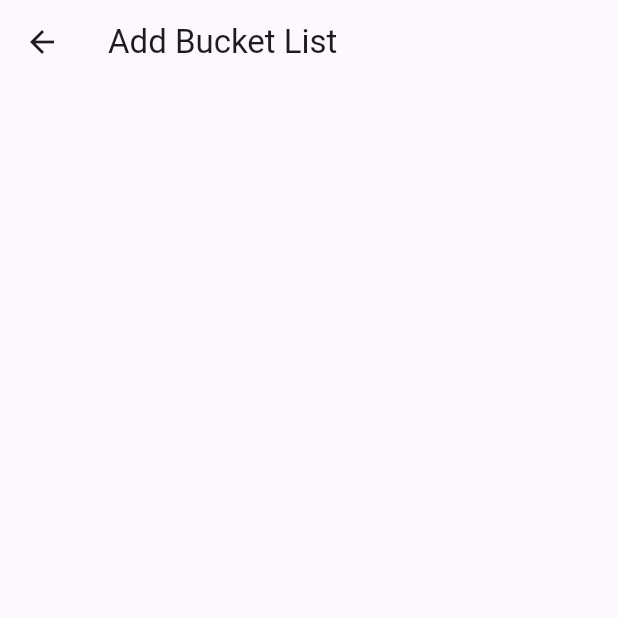
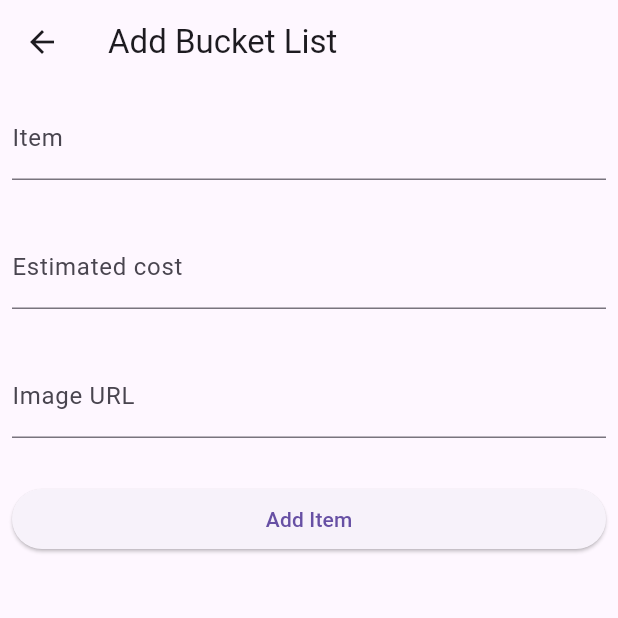
Before and after one commit to Clmokaya/bucket_list, a Flutter app: the screen it shows after launch, after a tap on the "add" icon, on a phone screen of 412 x 824 dp, the top half of it. Run offline on Flutter 3.47's test engine with Material 3 defaults, Android fonts, the phone set to English and light mode, and no system bars; our stand-ins replace dio; network calls fail.

Commit message:
filter bucketlist,adding data to API

```diff
--- a/lib/addBucketList.dart
+++ b/lib/addBucketList.dart
@@ -1,19 +1,75 @@
+import 'package:dio/dio.dart';
 import 'package:flutter/material.dart';
 
 class addBucketListScreen extends StatefulWidget {
-  const addBucketListScreen({super.key});
+  int newIndex;
+  addBucketListScreen({super.key, required this.newIndex});
 
   @override
   State<addBucketListScreen> createState() => _addBucketListScreenState();
 }
 
 class _addBucketListScreenState extends State<addBucketListScreen> {
+  TextEditingController itemText = TextEditingController();
+  TextEditingController cost = TextEditingController();
+  TextEditingController imageURLText = TextEditingController();
+
+  Future<void> addData() async {
+    try {
+      Map<String, dynamic> data = {
+        "item": itemText.text,
+        "cost": cost.text,
+        "image": imageURLText.text,
+        "completed": false
+      };
+
+      Response response = await Dio().patch(
+          "https://flutter002-1d47e-default-rtdb.firebaseio.com/bucketlist/${widget.newIndex}.json",
+          data: data);
+      Navigator.pop(context, "refresh");
+    } catch (e) {
+      print("error");
+    }
+  }
+
   @override
   Widget build(BuildContext context) {
     return Scaffold(
-      appBar: AppBar(
-        title: Text('Add Bucket List'),
-      ),
-    );
+        appBar: AppBar(
+          title: Text('Add Bucket List'),
+        ),
+        body: Padding(
+          padding: const EdgeInsets.all(8.0),
+          child: Column(
+            children: [
+              TextField(
+                controller: itemText,
+                decoration: InputDecoration(label: Text('Item')),
+              ),
+              SizedBox(
+                height: 30,
+              ),
+              TextField(
+                controller: cost,
+                decoration: InputDecoration(label: Text('Estimated cost')),
+              ),
+              SizedBox(
+                height: 30,
+              ),
+              TextField(
+                controller: imageURLText,
+                decoration: InputDecoration(label: Text('Image URL')),
+              ),
+              SizedBox(height: 30),
+              Row(
+                children: [
+                  Expanded(
+                      child: ElevatedButton(
+                          onPressed: addData, child: Text('Add Item'))),
+                ],
+              )
+            ],
+          ),
+        ));
   }
 }
--- a/lib/mainScreen.dart
+++ b/lib/mainScreen.dart
@@ -61,13 +61,20 @@ class _mainScreenState extends State<mainScreen> {
   }
 
   Widget listDataWidget() {
-    return ListView.builder(
+    List<dynamic> filteredList = bucketListData
+        .where((element) => !(element?["completed"] ?? false))
+        .toList();
+
+    return filteredList.length < 1
+        ? Center(child: Text("No data in bucketlist"))
+        : ListView.builder(
             itemCount: bucketListData.length,
             itemBuilder: (BuildContext context, int index) {
-          return Padding(
+              return (bucketListData[index] is Map &&
+                      (!(bucketListData[index]?["completed"] ?? false)))
+                  ? Padding(
                       padding: const EdgeInsets.all(8.0),
-            child: (bucketListData[index] is Map)
-                ? ListTile(
+                      child: ListTile(
                         onTap: () {
                           Navigator.push(context,
                               MaterialPageRoute(builder: (context) {
@@ -83,15 +90,15 @@ class _mainScreenState extends State<mainScreen> {
                           });
                         },
                         leading: CircleAvatar(
-                      backgroundImage:
-                          NetworkImage(bucketListData[index]?['image'] ?? ""),
+                          backgroundImage: NetworkImage(
+                              bucketListData[index]?['image'] ?? ""),
                         ),
                         title: Text(bucketListData[index]?['item'] ?? ""),
-                    trailing:
-                        Text(bucketListData[index]?['cost'].toString() ?? ""),
+                        trailing: Text(
+                            bucketListData[index]?['cost'].toString() ?? ""),
+                      ),
                     )
-                : SizedBox(),
-          );
+                  : SizedBox();
             });
   }
 
@@ -101,8 +108,14 @@ class _mainScreenState extends State<mainScreen> {
       floatingActionButton: FloatingActionButton(
         onPressed: () {
           Navigator.push(context, MaterialPageRoute(builder: (context) {
-            return addBucketListScreen();
-          }));
+            return addBucketListScreen(
+              newIndex: bucketListData.length,
+            );
+          })).then((value) {
+            if (value == "refresh") {
+              getData();
+            }
+          });
         },
         shape: CircleBorder(),
         child: Icon(Icons.add),
@@ -126,8 +139,6 @@ class _mainScreenState extends State<mainScreen> {
               ? Center(child: CircularProgressIndicator())
               : isError
                   ? errorWidget(errorText: "error connecting...")
-                  : bucketListData.length < 1
-                      ? Center(child: Text('No data on bucket list'))
                   : listDataWidget()),
     );
   }
```
Lines whose indentation alone changed are shown as unchanged.
